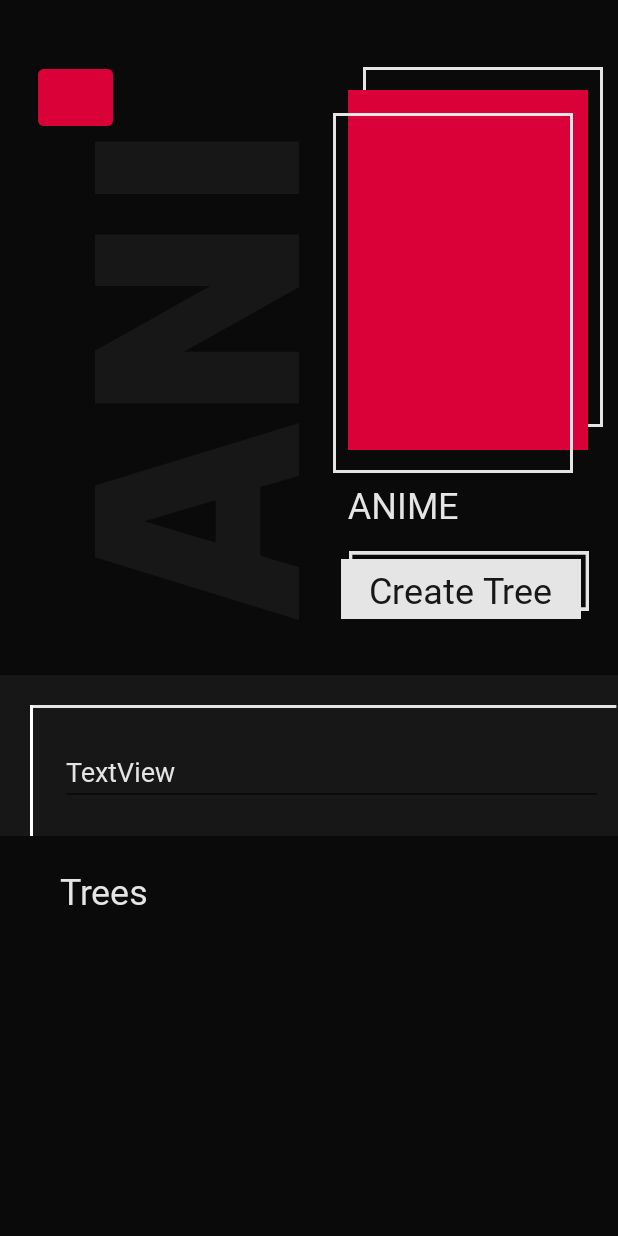
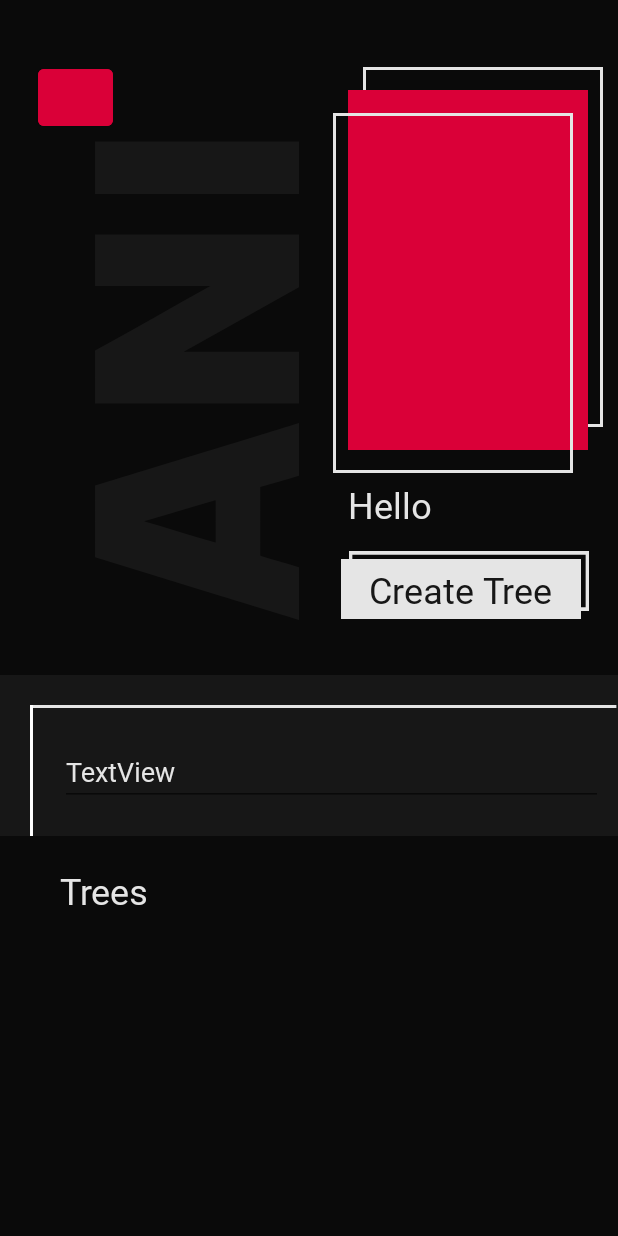
Before and after one commit to alexp0111/AniTree, an Android app: the screen it shows after launch (MainActivity), after a tap on an icon or button, on a phone screen of 412 x 824 dp. Run offline under Robolectric (Android 15) with nearby library versions, the phone set to English and light mode, and no system bars; 1 other tap on this screen came first.

Commit message:
Made fragment communication

```diff
--- a/app/src/main/java/com/ikbo0621/anitree/fragments/AnimeDescriptionFragment.kt
+++ b/app/src/main/java/com/ikbo0621/anitree/fragments/AnimeDescriptionFragment.kt
@@ -1,14 +1,14 @@
 package com.ikbo0621.anitree.fragments
 
+import android.annotation.SuppressLint
 import android.os.Bundle
 import androidx.fragment.app.Fragment
 import android.view.LayoutInflater
 import android.view.View
 import android.view.ViewGroup
 import androidx.navigation.Navigation
-import com.ikbo0621.anitree.R
+import androidx.navigation.fragment.navArgs
 import com.ikbo0621.anitree.databinding.FragmentAnimeDescriptionBinding
-import com.ikbo0621.anitree.databinding.FragmentSearchBinding
 
 
 class AnimeDescriptionFragment : Fragment() {
@@ -18,14 +18,18 @@ class AnimeDescriptionFragment : Fragment() {
 // onDestroyView.
     private val binding get() = _binding!!
 
+    @SuppressLint("SetTextI18n")
     override fun onCreateView(
-        inflater: LayoutInflater,
-        container: ViewGroup?,
+        inflater: LayoutInflater ,
+        container: ViewGroup? ,
         savedInstanceState: Bundle?
     ): View? {
-        _binding = FragmentAnimeDescriptionBinding.inflate(inflater, container, false)
-        val view = binding.root
-        return view
+        _binding = FragmentAnimeDescriptionBinding.inflate(inflater , container , false)
+        val args: AnimeDescriptionFragmentArgs by navArgs()
+        val text = args.animeTitle
+        var text2 = args.customVar
+        binding.animeTitle.text = text+text2
+        return binding.root
     }
 
     override fun onViewCreated(view: View , savedInstanceState: Bundle?) {
--- a/app/src/main/java/com/ikbo0621/anitree/fragments/SearchFragment.kt
+++ b/app/src/main/java/com/ikbo0621/anitree/fragments/SearchFragment.kt
@@ -1,16 +1,12 @@
 package com.ikbo0621.anitree.fragments
 
-import android.icu.text.CaseMap.Title
 import android.os.Bundle
 import android.view.LayoutInflater
 import android.view.View
 import android.view.ViewGroup
-import android.widget.ArrayAdapter
 import androidx.fragment.app.Fragment
 import androidx.navigation.Navigation
 import androidx.recyclerview.widget.LinearLayoutManager
-import androidx.recyclerview.widget.RecyclerView
-import com.ikbo0621.anitree.R
 import com.ikbo0621.anitree.RecyclerViewD.RecyclerViewAdapter.SearchListAdapter
 import com.ikbo0621.anitree.RecyclerViewD.RecyclerViewItems.SearchListItem
 import com.ikbo0621.anitree.databinding.FragmentSearchBinding
@@ -51,7 +47,10 @@ class SearchFragment : Fragment() {
             Navigation.findNavController(requireView()).navigate(action)
         }
         binding.animeImage.setOnClickListener {
-            val action = SearchFragmentDirections.actionSearchFragmentToAnimeDescriptionFragment()
+            var animeTitle = binding.searchBar.text.toString()
+            val customVar = "Hello"
+
+            val action = SearchFragmentDirections.actionSearchFragmentToAnimeDescriptionFragment(animeTitle = animeTitle, customVar = customVar)
             Navigation.findNavController(requireView()).navigate(action)
         }
 
--- a/app/src/main/res/navigation/nav_graph.xml
+++ b/app/src/main/res/navigation/nav_graph.xml
@@ -61,6 +61,14 @@
         <action
             android:id="@+id/action_animeDescriptionFragment_to_treeRedactorFragment"
             app:destination="@id/treeRedactorFragment" />
+        <argument
+            android:name="animeTitle"
+            app:argType="string"
+            android:defaultValue="AnimeTitle" />
+        <argument
+            android:name="customVar"
+            app:argType="string"
+            android:defaultValue="Hello" />
     </fragment>
     <fragment
         android:id="@+id/treeRedactorFragment"
```
